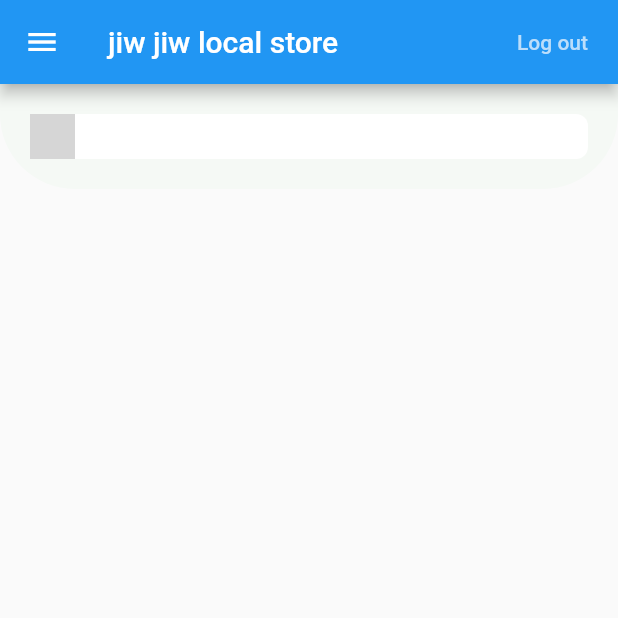
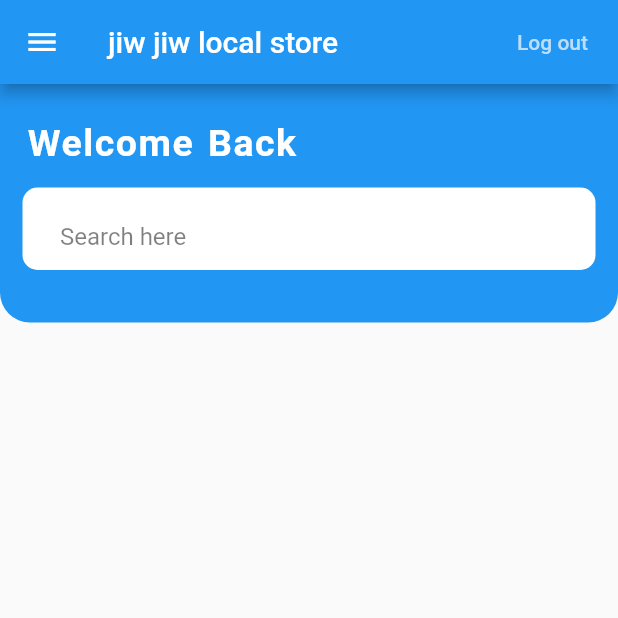
Before and after one commit to ChotongW/jiw_jiw, a Flutter app: the MyHomePage screen opened by its route, on a phone screen of 412 x 824 dp, the top half of it. Run offline on Flutter 3.47's test engine with Material 2 defaults, Android fonts, the phone set to English and light mode, and no system bars; our stand-ins replace firebase_auth, firebase_core, firebase_database, flutter_svg, form_field_validator; accounts and stored records are empty; grey boxes are pictures that could not be loaded.

Commit message:
Do home ui

```diff
--- a/lib/screens/home/home.dart
+++ b/lib/screens/home/home.dart
@@ -25,42 +25,61 @@ class _MyHomePageState extends State<MyHomePage> {
       appBar: MyAppBar(
         title: widget.title,
       ),
-      body: Container(
-        padding: EdgeInsets.only(left: 20, top: 20, right: 20, bottom: 20),
-        width: double.infinity,
+      body: ListView(
+        children: [
+          Container(
+            padding: EdgeInsets.only(top: 15, left: 15, right: 15, bottom: 15),
             decoration: BoxDecoration(
-            color: Color.fromARGB(255, 77, 207, 81).withOpacity(0.03),
+                color: Colors.blue,
                 borderRadius: BorderRadius.only(
-                bottomLeft: Radius.circular(50),
-                bottomRight: Radius.circular(50))),
-        child: Wrap(
-          children: <Widget>[
+                    bottomLeft: Radius.circular(20),
+                    bottomRight: Radius.circular(20))),
+            child: Column(
+              crossAxisAlignment: CrossAxisAlignment.start,
+              children: [
+                Row(
+                  mainAxisAlignment: MainAxisAlignment.spaceBetween,
+                  children: [],
+                ),
+                SizedBox(height: 10),
+                Padding(
+                  padding: EdgeInsets.only(left: 3, bottom: 10),
+                  child: Text(
+                    'Welcome Back',
+                    style: TextStyle(
+                      fontSize: 25,
+                      fontWeight: FontWeight.w700,
+                      letterSpacing: 1,
+                      wordSpacing: 2,
+                      color: Colors.white,
+                    ),
+                  ),
+                ),
                 Container(
+                  margin: EdgeInsets.only(top: 5, bottom: 20),
+                  width: 500,
+                  height: 55,
+                  alignment: Alignment.center,
                   decoration: BoxDecoration(
                       color: Colors.white,
-                borderRadius: BorderRadius.circular(8),
+                      borderRadius: BorderRadius.circular(10)),
+                  child: TextField(
+                      decoration: InputDecoration(
+                    border: InputBorder.none,
+                    hintText: 'Search here',
+                    hintStyle: TextStyle(color: Colors.black.withOpacity(0.5)),
+                    prefix: Icon(
+                      Icons.search,
+                      size: 25,
                     ),
-              child: Column(
-                children: <Widget>[
-                  Row(
-                    children: <Widget>[
-                      Container(
-                        height: 30,
-                        width: 30,
-                        decoration: BoxDecoration(
-                          color: Color(0xFFFF9C00).withOpacity(0.12),
-                          shape: BoxShape.circle,
+                  )),
                 ),
-                        child: SvgPicture.asset("assetName"),
-                      ),
-                    ],
-                  )
-                ],
-              ),
-            )
               ],
             ),
           ),
+        ],
+      ),
+
       drawer: Drawer(
         child: ListView(
           padding: EdgeInsets.zero,
```
Lines whose indentation alone changed are shown as unchanged.
